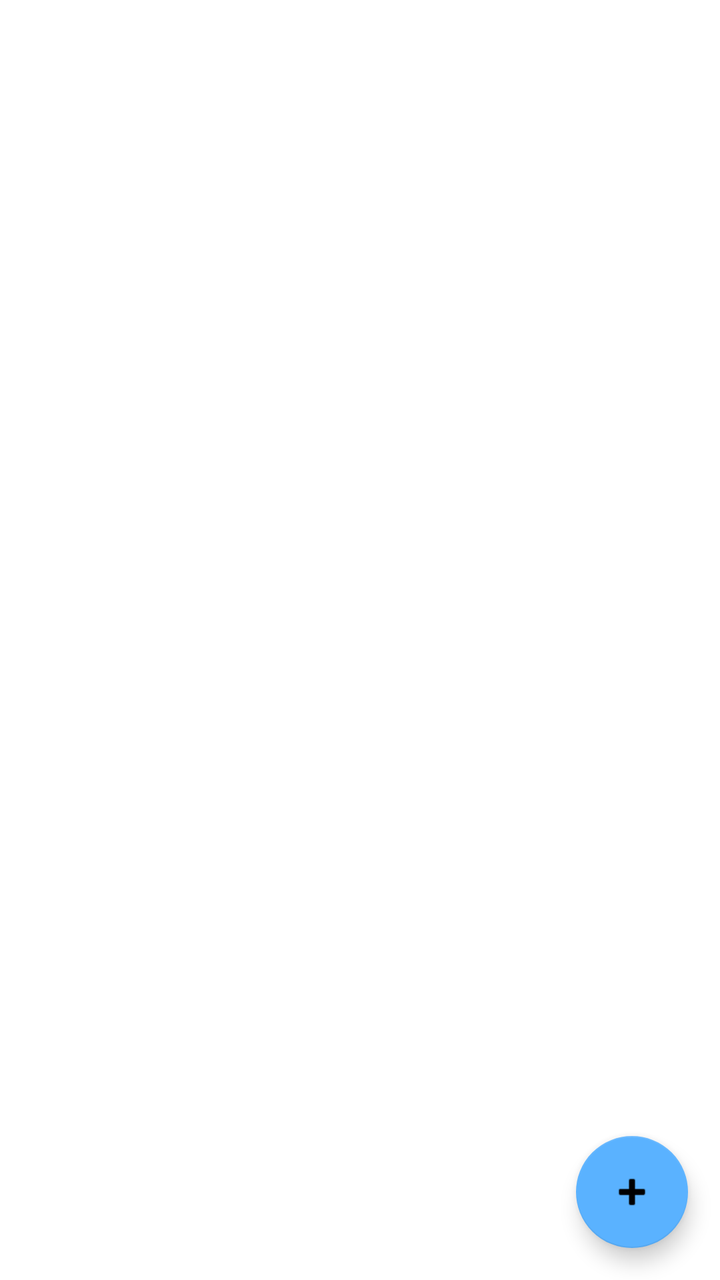
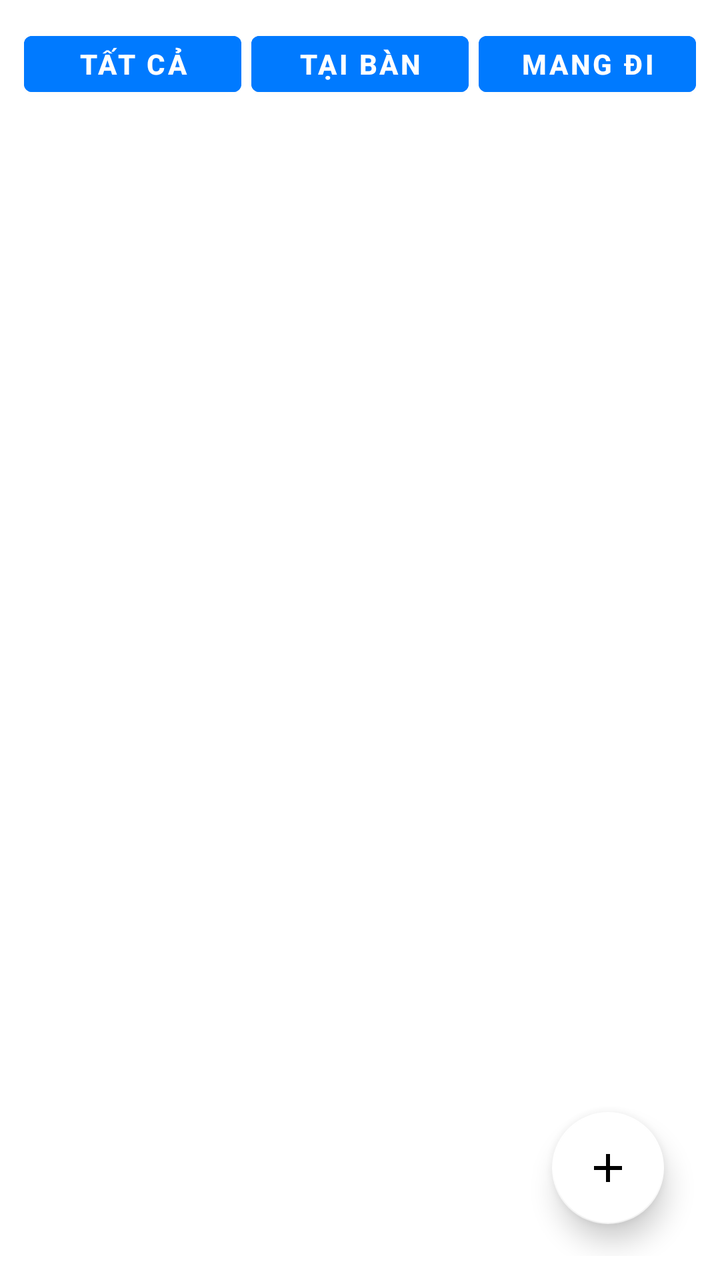

Before-and-after screenshots of an Android layout around one commit, followed by the original layout XML and the change that was made.
<!-- AndroidManifest.xml: application theme Theme.Banhmiviet -->
<!-- res/layout/fragment_order.xml -->
<?xml version="1.0" encoding="utf-8"?>
<FrameLayout xmlns:android="http://schemas.android.com/apk/res/android"
    xmlns:app="http://schemas.android.com/apk/res-auto"
    android:layout_width="match_parent"
    android:layout_height="match_parent">

    <androidx.recyclerview.widget.RecyclerView
        android:id="@+id/recyclerViewOrders"
        android:layout_width="match_parent"
        android:layout_height="match_parent"
        android:padding="8dp" />

    <com.google.android.material.floatingactionbutton.FloatingActionButton
        android:id="@+id/fabAddOrder"
        android:layout_width="wrap_content"
        android:layout_height="wrap_content"
        android:layout_gravity="bottom|end"
        android:layout_margin="16dp"
        android:contentDescription="Thêm đơn hàng"
        android:src="@android:drawable/ic_input_add"
        app:backgroundTint="#5AB2FF" />
</FrameLayout>
<!-- resources referenced by this layout -->
<resources>
  <style name="Theme.Banhmiviet" parent="Theme.MaterialComponents.DayNight.DarkActionBar">
          
          <item name="colorPrimary">@color/purple_500</item>
          <item name="colorPrimaryVariant">@color/purple_700</item>
          <item name="colorOnPrimary">@color/white</item>
          
          <item name="colorSecondary">@color/teal_200</item>
          <item name="colorSecondaryVariant">@color/teal_700</item>
          <item name="colorOnSecondary">@color/black</item>
          
          <item name="android:statusBarColor">?attr/colorPrimaryVariant</item>
          
      </style>
  <color name="purple_500">#FF6200EE</color>
  <color name="purple_700">#FF3700B3</color>
  <color name="white">#FFFFFFFF</color>
  <color name="teal_200">#FF03DAC5</color>
  <color name="teal_700">#FF018786</color>
  <color name="black">#FF000000</color>
</resources>

<!-- the commit's change to res/layout/fragment_order.xml (unified diff, before → after) -->
@@ -1,22 +1,75 @@
 <?xml version="1.0" encoding="utf-8"?>
-<FrameLayout xmlns:android="http://schemas.android.com/apk/res/android"
+<RelativeLayout xmlns:android="http://schemas.android.com/apk/res/android"
     xmlns:app="http://schemas.android.com/apk/res-auto"
     android:layout_width="match_parent"
-    android:layout_height="match_parent">
+    android:layout_height="match_parent"
+    android:padding="12dp">
+
+    <LinearLayout
+        android:id="@+id/layoutFilter"
+        android:orientation="horizontal"
+        android:gravity="center"
+        android:layout_width="match_parent"
+        android:layout_height="wrap_content">
+
+        <Button
+            android:id="@+id/btnAll"
+            android:text="TẤT CẢ"
+            android:layout_width="0dp"
+            android:layout_height="40dp"
+            android:layout_weight="1"
+            android:textStyle="bold"
+            android:textColor="@android:color/white"
+            android:backgroundTint="#007AFF" />
+
+        <Button
+            android:id="@+id/btnAtTable"
+            android:text="TẠI BÀN"
+            android:layout_width="0dp"
+            android:layout_height="40dp"
+            android:layout_weight="1"
+            android:layout_marginStart="5dp"
+            android:textStyle="bold"
+            android:textColor="@android:color/white"
+            android:backgroundTint="#007AFF" />
+
+        <Button
+            android:id="@+id/btnTakeAway"
+            android:text="MANG ĐI"
+            android:layout_width="0dp"
+            android:layout_height="40dp"
+            android:layout_weight="1"
+            android:layout_marginStart="5dp"
+            android:textStyle="bold"
+            android:textColor="@android:color/white"
+            android:backgroundTint="#007AFF" />
+
+    </LinearLayout>
+
 
     <androidx.recyclerview.widget.RecyclerView
         android:id="@+id/recyclerViewOrders"
         android:layout_width="match_parent"
         android:layout_height="match_parent"
-        android:padding="8dp" />
+        android:layout_below="@id/layoutFilter"
+        android:layout_marginTop="3dp" />
 
     <com.google.android.material.floatingactionbutton.FloatingActionButton
         android:id="@+id/fabAddOrder"
         android:layout_width="wrap_content"
         android:layout_height="wrap_content"
-        android:layout_gravity="bottom|end"
+
+        android:layout_alignParentEnd="true"
+        android:layout_alignParentBottom="true"
+
         android:layout_margin="16dp"
         android:contentDescription="Thêm đơn hàng"
-        android:src="@android:drawable/ic_input_add"
-        app:backgroundTint="#5AB2FF" />
-</FrameLayout>
+
+        app:backgroundTint="@android:color/white"
+
+        app:tint="@android:color/black"
+
+        android:src="@drawable/ic_add"
+        app:elevation="8dp" />
+
+</RelativeLayout>
<!-- resource entries referenced after the edit -->
@@ -1,5 +1,16 @@
 <!-- resources referenced by this layout -->
 <resources>
+  <!-- drawable ic_add (drawable) -->
+  <vector xmlns:android="http://schemas.android.com/apk/res/android"
+      android:width="24dp"
+      android:height="24dp"
+      android:viewportWidth="24"
+      android:viewportHeight="24">
+  
+      <path
+          android:fillColor="#FFFFFF"
+          android:pathData="M19,13h-6v6h-2v-6H5v-2h6V5h2v6h6v2z"/>
+  </vector>
   <style name="Theme.Banhmiviet" parent="Theme.MaterialComponents.DayNight.DarkActionBar">
           
           <item name="colorPrimary">@color/purple_500</item>
